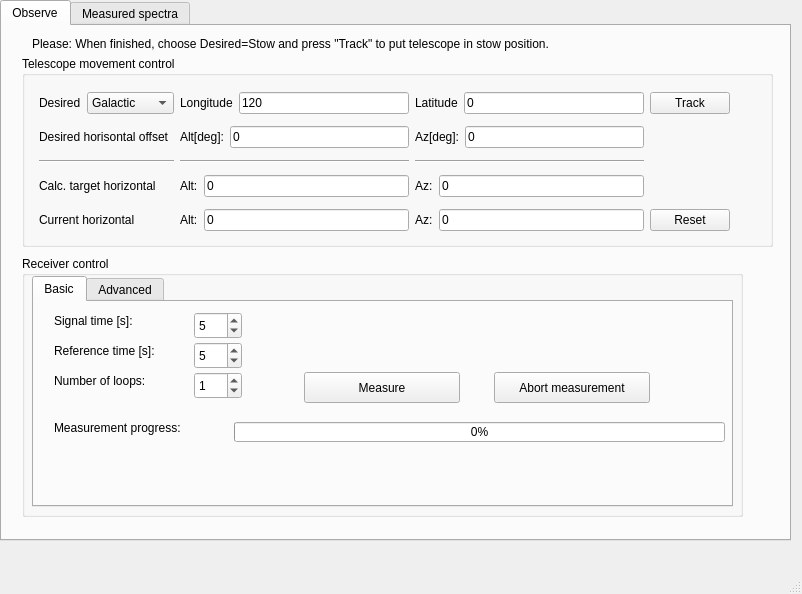
Old version of the form Control_program/SALSA_UI.ui in the repository varenius/salsa.
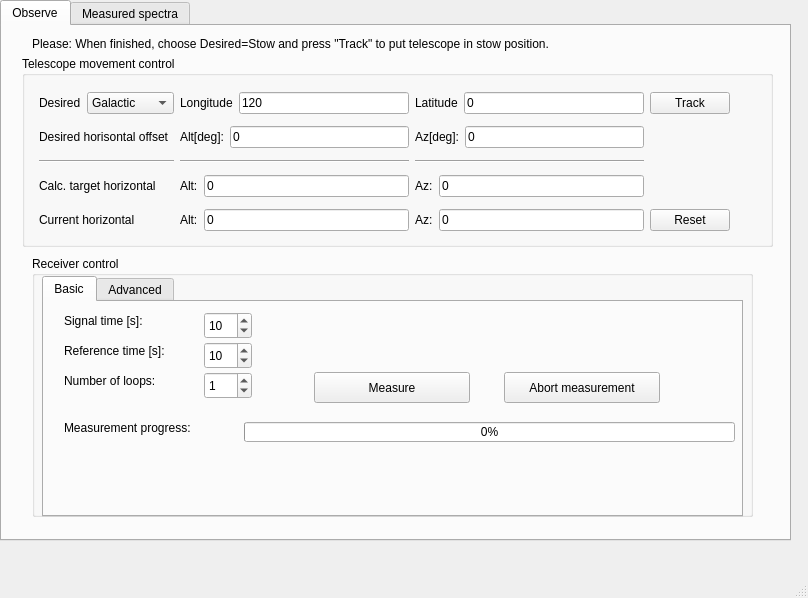
New version of the form.

```diff
--- a/Control_program/SALSA_UI.ui
+++ b/Control_program/SALSA_UI.ui
@@ -6,8 +6,8 @@
    <rect>
     <x>0</x>
     <y>0</y>
-    <width>802</width>
-    <height>594</height>
+    <width>808</width>
+    <height>598</height>
    </rect>
   </property>
   <property name="windowTitle">
@@ -331,7 +331,7 @@
      <widget class="QGroupBox" name="groupBox_3">
       <property name="geometry">
        <rect>
-        <x>20</x>
+        <x>30</x>
         <y>230</y>
         <width>721</width>
         <height>261</height>
@@ -346,7 +346,7 @@
          <x>10</x>
          <y>20</y>
          <width>701</width>
-         <height>231</height>
+         <height>241</height>
         </rect>
        </property>
        <property name="currentIndex">
@@ -447,7 +447,7 @@
           </rect>
          </property>
          <property name="value">
-          <number>5</number>
+          <number>10</number>
          </property>
         </widget>
         <widget class="QSpinBox" name="ref_time_spinBox">
@@ -460,7 +460,7 @@
           </rect>
          </property>
          <property name="value">
-          <number>5</number>
+          <number>10</number>
          </property>
         </widget>
         <widget class="QSpinBox" name="loops_spinbox">
```
Left out of the diff: 6 changed lines with no effect on the pictures.
